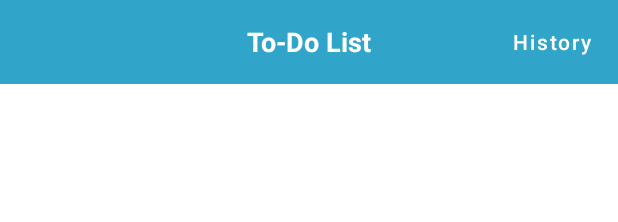
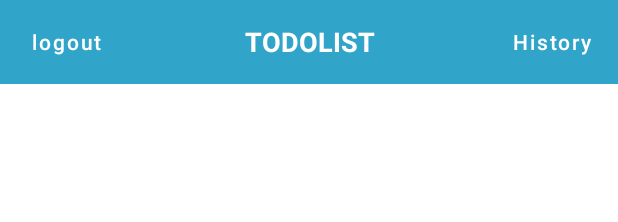
Before and after one commit to tutdeputraw/to-do-list, an Android app: the layout activity_home.xml on its own in the app's theme, with its tools: preview values and no code run, on a phone screen of 412 x 824 dp. Shown: the top 222 px of the screen. Run offline under Robolectric (Android 15) with nearby library versions, the phone set to English and light mode, and no system bars.

Commit message:
add logout functionality

```diff
--- a/app/src/main/java/com/tutdeputraw/todolist/LoginActivity.java
+++ b/app/src/main/java/com/tutdeputraw/todolist/LoginActivity.java
@@ -47,6 +47,7 @@ public class LoginActivity extends AppCompatActivity {
 
         if (db.getUser(email, pass)) {
             session.setLoggedin(true);
+            session.setUsername(email);
             startActivity(new Intent(LoginActivity.this, MainActivity.class));
             finish();
         } else {
--- a/app/src/main/res/layout/activity_home.xml
+++ b/app/src/main/res/layout/activity_home.xml
@@ -23,7 +23,19 @@
                 android:gravity="center"
                 android:orientation="horizontal">
 
+                <Button
+                    android:layout_width="wrap_content"
+                    android:layout_height="match_parent"
+                    android:layout_alignParentStart="true"
+                    android:layout_alignParentLeft="true"
+                    android:background="@android:color/transparent"
+                    android:onClick="logoutOnClick"
+                    android:text="@string/logout"
+                    android:textAllCaps="false"
+                    tools:ignore="RelativeOverlap,UsingOnClickInXml" />
+
                 <TextView
+                    android:id="@+id/todolist"
                     android:layout_width="match_parent"
                     android:layout_height="match_parent"
                     android:gravity="center"
@@ -42,6 +54,8 @@
                     android:text="@string/history"
                     android:textAllCaps="false"
                     tools:ignore="RelativeOverlap,UsingOnClickInXml" />
+
+
             </RelativeLayout>
         </androidx.appcompat.widget.Toolbar>
 
--- a/app/src/main/res/values/strings.xml
+++ b/app/src/main/res/values/strings.xml
@@ -1,6 +1,6 @@
 <resources>
     <string name="app_name">ToDoList</string>
-    <string name="to_do_list">To-Do List</string>
+    <string name="to_do_list">TODOLIST</string>
     <string name="history">History</string>
     <string name="to_do">To-Do</string>
     <string name="todo">TODO</string>
```
Also changed, not shown: app/src/main/java/com/tutdeputraw/todolist/HomeActivity.java (+19 -0 lines), app/src/main/java/com/tutdeputraw/todolist/account/Session.java (+9 -0 lines).
